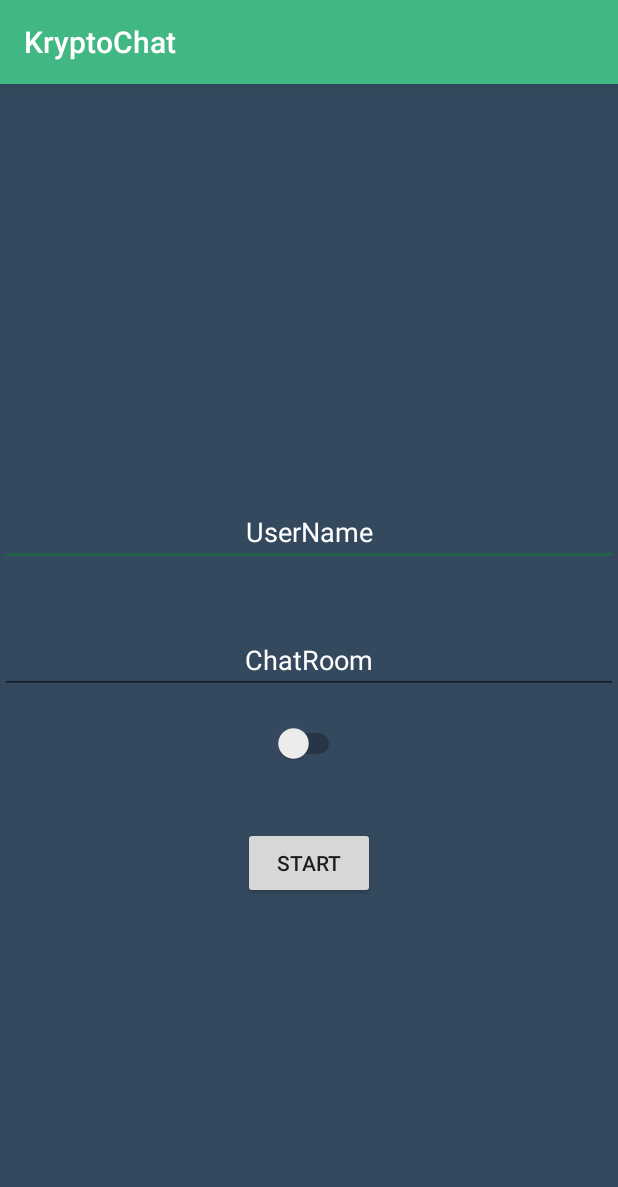
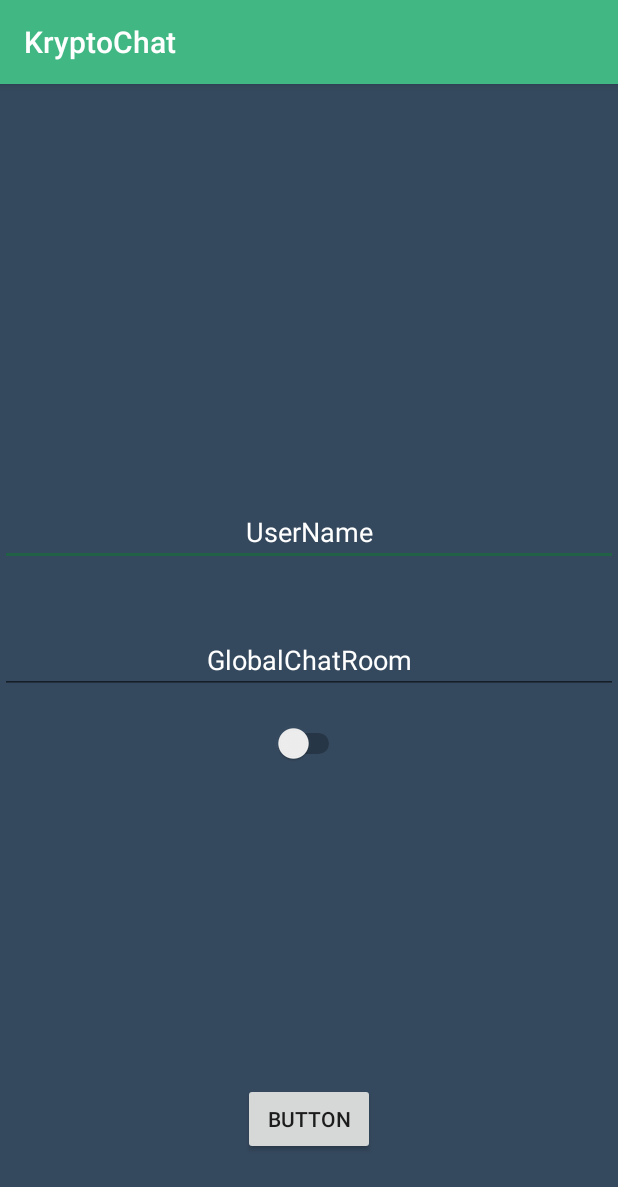
Before and after one commit to PIIZH/Albiol_Gimenez_Projecte_M09UF1_Krypto, an Android app: the MainActivity screen opened directly, with no data from a screen before it, on a phone screen of 412 x 824 dp. Shown: the top 1187 px of the screen. Run offline under Robolectric (Android 15) with nearby library versions, the phone set to English and light mode, and no system bars; our stand-ins replace ButterKnife.

```diff
--- a/app/build.gradle
+++ b/app/build.gradle
@@ -27,6 +27,7 @@ dependencies {
     // https://mvnrepository.com/artifact/com.offbytwo.keyczar/keyczar
     compile group: 'com.offbytwo.keyczar', name: 'keyczar', version: '0.71g'
     compile 'com.jakewharton:butterknife:8.5.1'
+    compile 'com.jakewharton:butterknife-compiler:8.5.1'
     compile 'com.android.support:appcompat-v7:25.1.1'
     compile 'com.android.support.constraint:constraint-layout:1.0.2'
     testCompile 'junit:junit:4.12'
--- a/app/src/main/java/com/example/miquelgimenez/albiol_gimenez_projecte_m09uf1/View/MainActivity.java
+++ b/app/src/main/java/com/example/miquelgimenez/albiol_gimenez_projecte_m09uf1/View/MainActivity.java
@@ -5,6 +5,8 @@ import android.support.v7.app.AppCompatActivity;
 import android.os.Bundle;
 import android.view.View;
 import android.widget.Button;
+import android.widget.EditText;
+import android.widget.Switch;
 import android.widget.Toast;
 
 import com.example.miquelgimenez.albiol_gimenez_projecte_m09uf1.R;
@@ -12,23 +14,37 @@ import com.example.miquelgimenez.albiol_gimenez_projecte_m09uf1.R;
 import butterknife.BindView;
 import butterknife.ButterKnife;
 import butterknife.OnClick;
+import butterknife.OnFocusChange;
 
 public class MainActivity extends AppCompatActivity {
-    @BindView(R.id.btnStartChat) Button btnStartChat;
-
+    @BindView(R.id.etUsername) EditText etUsername;
+    @BindView(R.id.etChatRoom) EditText etChatRoo;
+    @BindView(R.id.swDefaultChatRoom) Switch swDefaultChatRoom;
     @Override
     protected void onCreate(Bundle savedInstanceState) {
         super.onCreate(savedInstanceState);
         setContentView(R.layout.main_activity);
-        Toast.makeText(this, "666",Toast.LENGTH_LONG).show();
         ButterKnife.bind(this);
+
+        etChatRoo.setFocusable(false);
+
     }
+
+    @OnFocusChange(R.id.swDefaultChatRoom)
+    public void changeEtChatRoom(){
+        if(!(swDefaultChatRoom.isChecked())){
+            etChatRoo.setFocusable(false);
+        }else etChatRoo.setFocusable(true);
+    }
+
 
 
     @OnClick(R.id.btnStartChat)
     public void intentChatActivity(View view){
-        Toast.makeText(this, "jkowefnomsolmvñnvinj",Toast.LENGTH_LONG).show();
-        Intent chatAct_intent = new Intent(getApplicationContext(), ChatActivity.class);
-        startActivity(chatAct_intent);
+        if(etUsername.getText().toString().trim().length()>0){
+            Intent chatAct_intent = new Intent(this, ChatActivity.class);
+            startActivity(chatAct_intent);
+
+        }else Toast.makeText(this,"Has d'introduir un nom d'usuari per poder entrar!",Toast.LENGTH_LONG).show();
     }
 }
--- a/app/src/main/res/layout/main_activity.xml
+++ b/app/src/main/res/layout/main_activity.xml
@@ -30,13 +30,13 @@
         android:layout_alignParentStart="true"
         android:layout_centerVertical="true"
         android:ems="10"
-        android:hint="ChatRoom"
+        android:hint="GlobalChatRoom"
         android:inputType="textPersonName"
         android:textAlignment="center"
         android:textColor="@android:color/background_light" />
 
     <Switch
-        android:id="@+id/swDefaultChatRomm"
+        android:id="@+id/swDefaultChatRoom"
         android:layout_width="wrap_content"
         android:layout_height="wrap_content"
         android:layout_below="@+id/etChatRoom"
@@ -47,9 +47,9 @@
         android:id="@+id/btnStartChat"
         android:layout_width="wrap_content"
         android:layout_height="wrap_content"
-        android:layout_below="@+id/swDefaultChatRomm"
+        android:layout_alignParentBottom="true"
         android:layout_centerHorizontal="true"
-        android:layout_marginTop="42dp"
-        android:text="Start" />
+        android:layout_marginBottom="54dp"
+        android:text="Button" />
 
 </RelativeLayout>
```
